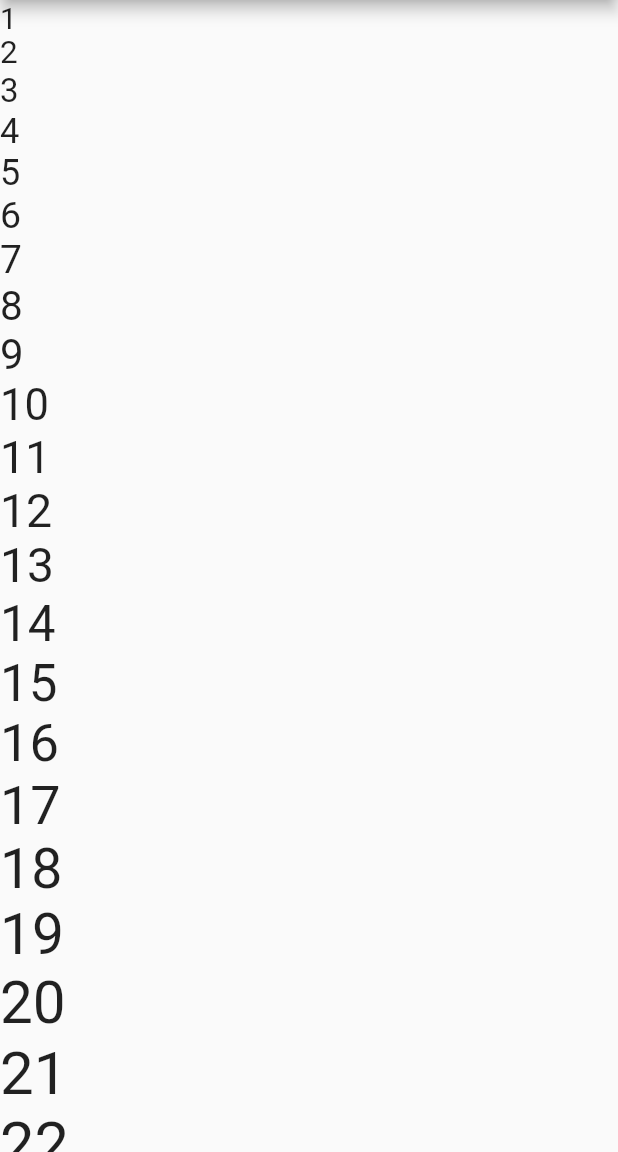
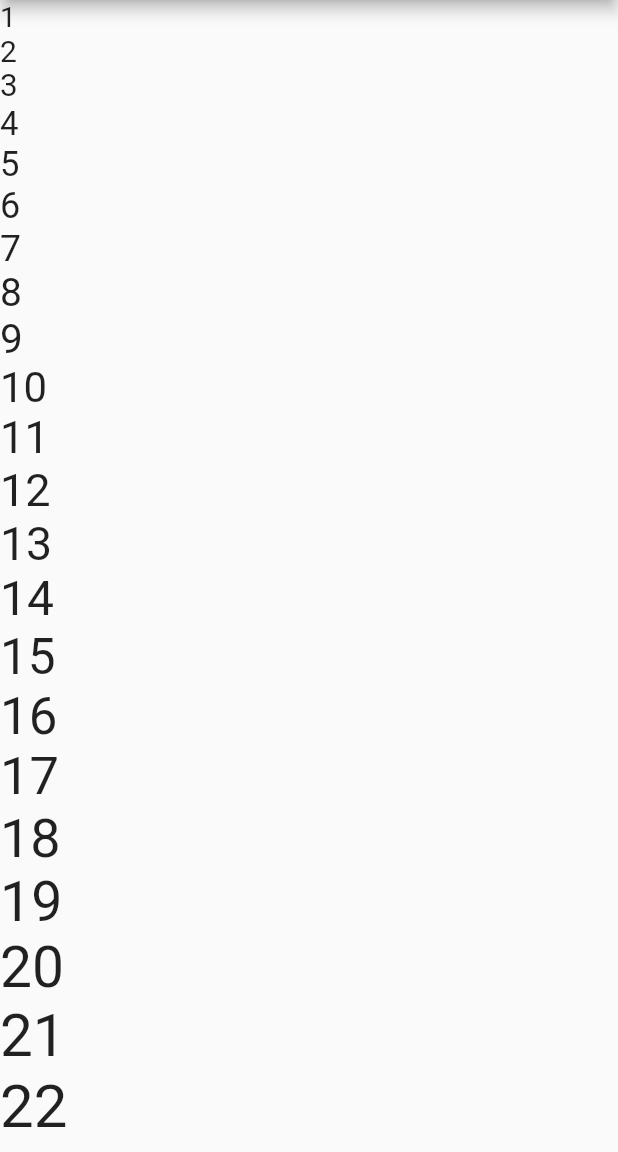
Before and after one commit to bayuanggawijaya/listview, a Flutter app: the screen it shows after launch, on a phone screen of 412 x 824 dp, the part 84-1236 px from its top. Run offline on Flutter 3.47's test engine with Material 2 defaults, Android fonts, the phone set to English and light mode, and no system bars.

Commit message:
change size list

```diff
--- a/lib/main.dart
+++ b/lib/main.dart
@@ -20,7 +20,7 @@ class MyApp extends StatelessWidget {
         body: ListView.custom(
           childrenDelegate: SliverChildBuilderDelegate((context, index) => Text(
                 "${index + 1}",
-                style: TextStyle(fontSize: 20 + index.toDouble()),
+                style: TextStyle(fontSize: 19 + index.toDouble()),
               )),
         ),
       ),
```
